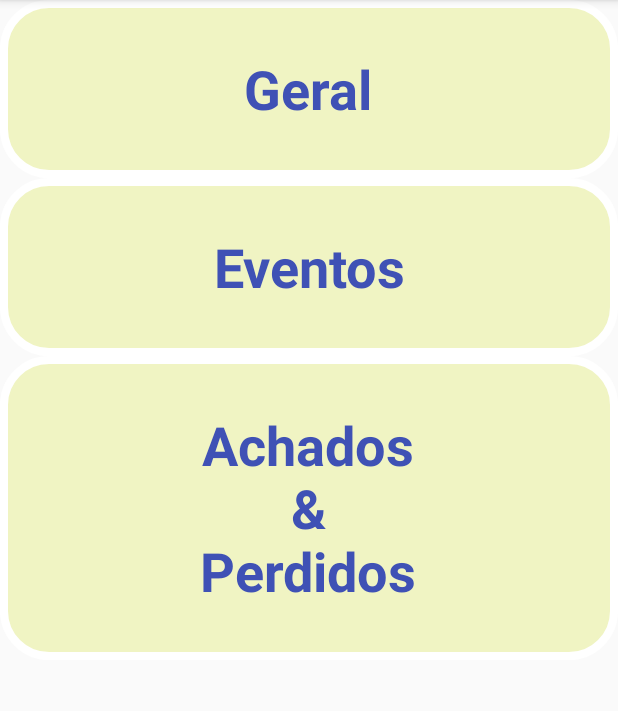
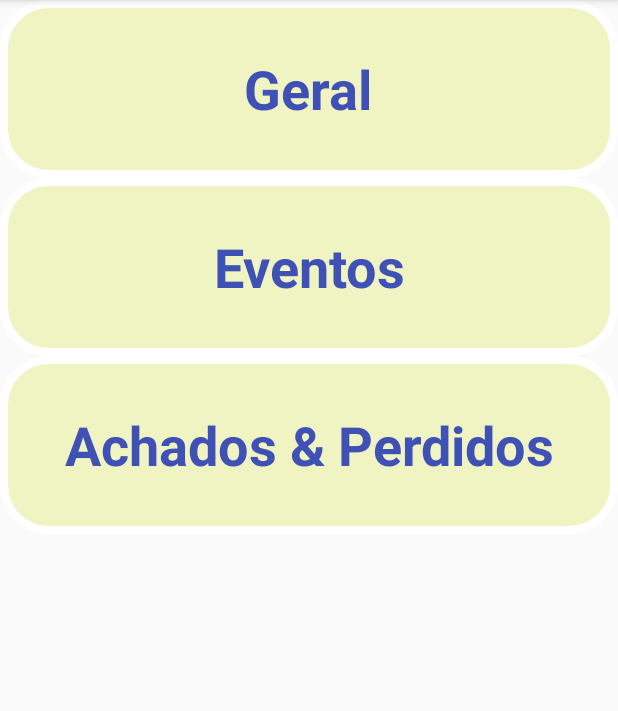
Before and after one commit to igordiniz445/ProjetoChatUFLA, an Android app: the Categories screen opened directly, with no data from a screen before it, on a phone screen of 412 x 824 dp, the part 84-795 px from its top. Run offline under Robolectric (Android 15) with nearby library versions, the phone set to English and light mode, and no system bars.

```diff
--- a/app/src/main/java/com/ufla/igorotavio/projetosd/Categories.java
+++ b/app/src/main/java/com/ufla/igorotavio/projetosd/Categories.java
@@ -25,7 +25,7 @@ public class Categories extends AppCompatActivity {
     private void initCategories(){
         mNames.add("Geral");
         mNames.add("Eventos");
-        mNames.add("Achados\n&\nPerdidos");
+        mNames.add("Achados & Perdidos");
         initRecyclerView();
     }
 
--- a/app/src/main/res/layout/activity_chat.xml
+++ b/app/src/main/res/layout/activity_chat.xml
@@ -28,7 +28,6 @@
         <Button
             android:layout_width="35dp"
             android:layout_height="30dp"
-            android:layout_toRightof="@+id/editTextMessage"
             android:onClick="sendMessage"
             android:background="@drawable/ic_action_name"/>
 
--- a/app/src/main/res/layout/singlemessage.xml
+++ b/app/src/main/res/layout/singlemessage.xml
@@ -5,7 +5,9 @@
     android:layout_height="70dp"
     android:layout_margin="10dp"
     android:orientation="vertical"
-    android:background="@drawable/messageshape">
+    android:background="@drawable/messageshape"
+    android:id="@+id/singleMessageLayout"
+    >
     <LinearLayout
         android:layout_width="wrap_content"
         android:layout_height="wrap_content"
```
Also changed, not shown: app/src/main/java/com/ufla/igorotavio/projetosd/Chat.java (+13 -3 lines).
